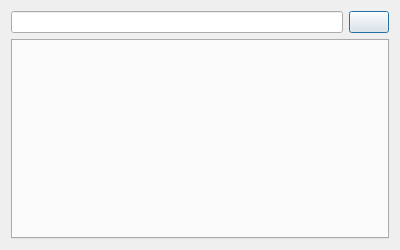
First picture: the form in emojikeyboard.ui, repository ashkitten/emojikeyboard, before the edit.
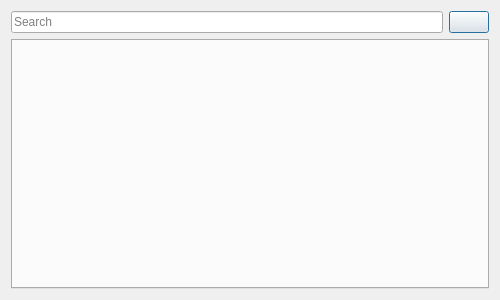
Second picture: the form after the edit. Icons and pictures are not drawn.

```diff
--- a/emojikeyboard.ui
+++ b/emojikeyboard.ui
@@ -6,18 +6,15 @@
    <rect>
     <x>0</x>
     <y>0</y>
-    <width>400</width>
-    <height>250</height>
+    <width>500</width>
+    <height>300</height>
    </rect>
   </property>
   <property name="windowTitle">
    <string>EmojiKeyboard</string>
   </property>
   <layout class="QGridLayout" name="gridLayout">
-   <item row="0" column="0">
-    <widget class="QLineEdit" name="searchBox"/>
-   </item>
-   <item row="0" column="1">
+   <item row="1" column="1">
     <widget class="QPushButton" name="settingsButton">
      <property name="text">
       <string/>
@@ -28,8 +25,17 @@
      </property>
     </widget>
    </item>
-   <item row="1" column="0" colspan="2">
-    <widget class="QTabWidget" name="tabWidget"/>
+   <item row="2" column="0" colspan="2">
+    <widget class="QStackedWidget" name="stack">
+     <widget class="QTabWidget" name="tabs"/>
+    </widget>
+   </item>
+   <item row="1" column="0">
+    <widget class="QLineEdit" name="searchBox">
+     <property name="placeholderText">
+      <string>Search</string>
+     </property>
+    </widget>
    </item>
   </layout>
  </widget>
```
Left out of the diff: 2 changed lines with no effect on the pictures.
